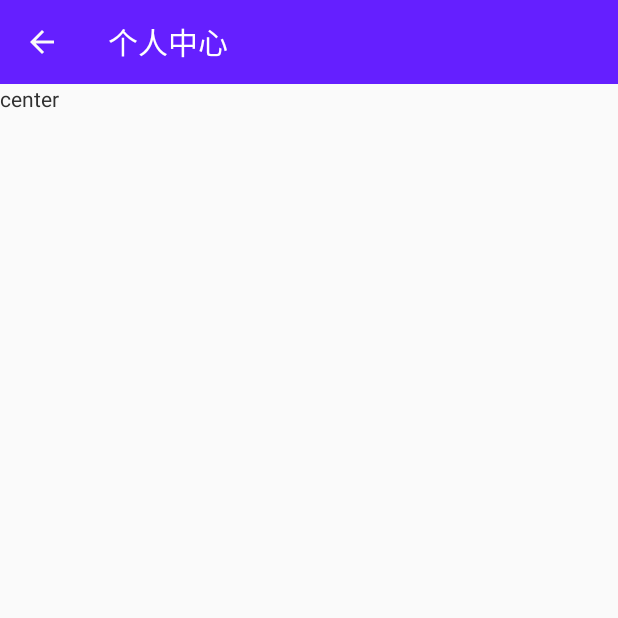
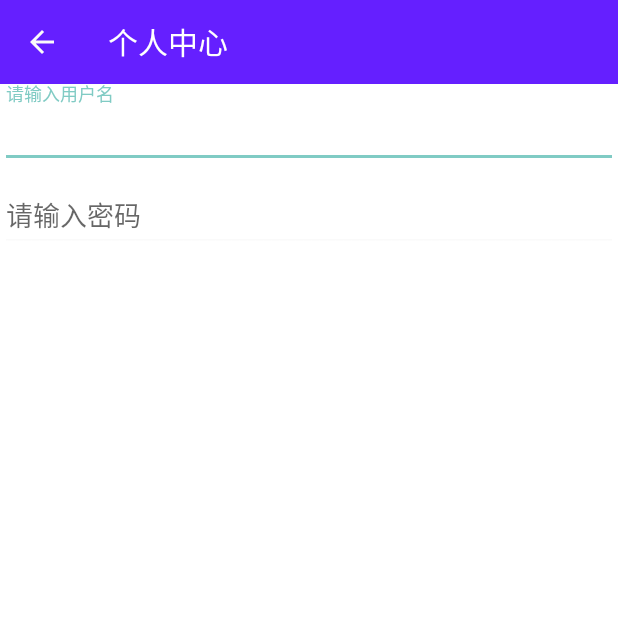
Before and after one commit to whilu/GHouse, an Android app: the CenterActivity screen opened directly, with no data from a screen before it, on a phone screen of 412 x 824 dp, the top half of it. Run offline under Robolectric (Android 15) with nearby library versions, the phone set to English and light mode, and no system bars.

Commit message:
small changes

```diff
--- a/app/src/main/java/co/lujun/ghouse/ui/CenterActivity.java
+++ b/app/src/main/java/co/lujun/ghouse/ui/CenterActivity.java
@@ -1,8 +1,10 @@
 package co.lujun.ghouse.ui;
 
 import android.os.Bundle;
+import android.support.design.widget.TextInputLayout;
 import android.support.v7.widget.Toolbar;
 import android.view.MenuItem;
+import android.widget.EditText;
 
 import co.lujun.ghouse.R;
 import co.lujun.ghouse.ui.widget.SlidingActivity;
@@ -26,6 +28,14 @@ public class CenterActivity extends SlidingActivity {
         setTitle(getString(R.string.action_center));
         setSupportActionBar(mToolbar);
         getSupportActionBar().setDisplayHomeAsUpEnabled(true);
+
+        TextInputLayout textInputLayout = (TextInputLayout) findViewById(R.id.til_uname);
+        EditText editText = textInputLayout.getEditText();
+        textInputLayout.setHint("请输入用户名");
+
+        TextInputLayout textInputLayout2 = (TextInputLayout) findViewById(R.id.til_pwd);
+        EditText editText2 = textInputLayout2.getEditText();
+        textInputLayout2.setHint("请输入密码");
     }
 
     @Override
--- a/app/src/main/res/layout/activity_add_todo.xml
+++ b/app/src/main/res/layout/activity_add_todo.xml
@@ -2,6 +2,7 @@
 <LinearLayout xmlns:android="http://schemas.android.com/apk/res/android"
     android:layout_width="match_parent"
     android:layout_height="match_parent"
+    android:background="@android:color/white"
     android:orientation="vertical">
 
     <android.support.v7.widget.Toolbar
--- a/app/src/main/res/layout/activity_center.xml
+++ b/app/src/main/res/layout/activity_center.xml
@@ -2,6 +2,7 @@
 <LinearLayout xmlns:android="http://schemas.android.com/apk/res/android"
     android:layout_width="match_parent"
     android:layout_height="match_parent"
+    android:background="@android:color/white"
     android:orientation="vertical">
 
     <android.support.v7.widget.Toolbar
@@ -12,8 +13,26 @@
         android:minHeight="?attr/actionBarSize"
         android:title="@string/action_center" />
 
-    <TextView
-        android:layout_width="wrap_content"
-        android:layout_height="wrap_content"
-        android:text="center" />
+    <android.support.design.widget.TextInputLayout
+        android:id="@+id/til_uname"
+        android:layout_width="match_parent"
+        android:layout_height="wrap_content">
+
+        <EditText
+            android:layout_width="match_parent"
+            android:layout_height="wrap_content"
+            android:textColor="@color/deep_gray" />
+    </android.support.design.widget.TextInputLayout>
+
+    <android.support.design.widget.TextInputLayout
+        android:id="@+id/til_pwd"
+        android:layout_width="match_parent"
+        android:layout_height="wrap_content">
+
+        <EditText
+            android:layout_width="match_parent"
+            android:layout_height="wrap_content"
+            android:inputType="textPassword"
+            android:textColor="@color/deep_gray" />
+    </android.support.design.widget.TextInputLayout>
 </LinearLayout>
--- a/app/src/main/res/layout/activity_login.xml
+++ b/app/src/main/res/layout/activity_login.xml
@@ -2,6 +2,7 @@
 <LinearLayout xmlns:android="http://schemas.android.com/apk/res/android"
     android:layout_width="match_parent"
     android:layout_height="match_parent"
+    android:background="@android:color/white"
     android:orientation="vertical">
 
 </LinearLayout>
--- a/app/src/main/res/layout/activity_splash.xml
+++ b/app/src/main/res/layout/activity_splash.xml
@@ -1,6 +1,8 @@
 <?xml version="1.0" encoding="utf-8"?>
 <LinearLayout xmlns:android="http://schemas.android.com/apk/res/android"
-    android:orientation="vertical" android:layout_width="match_parent"
-    android:layout_height="match_parent">
+    android:layout_width="match_parent"
+    android:layout_height="match_parent"
+    android:background="@android:color/white"
+    android:orientation="vertical">
 
 </LinearLayout>
--- a/app/src/main/res/layout/fragment_home.xml
+++ b/app/src/main/res/layout/fragment_home.xml
@@ -2,6 +2,7 @@
 <LinearLayout xmlns:android="http://schemas.android.com/apk/res/android"
     android:layout_width="match_parent"
     android:layout_height="match_parent"
+    android:background="@android:color/white"
     android:orientation="vertical">
 
     <android.support.v4.widget.SwipeRefreshLayout
--- a/app/src/main/res/layout/fragment_todo.xml
+++ b/app/src/main/res/layout/fragment_todo.xml
@@ -2,6 +2,7 @@
 <LinearLayout xmlns:android="http://schemas.android.com/apk/res/android"
     android:layout_width="match_parent"
     android:layout_height="match_parent"
+    android:background="@android:color/white"
     android:orientation="vertical">
 
     <android.support.v4.widget.SwipeRefreshLayout
--- a/app/src/main/res/layout/view_bill_item.xml
+++ b/app/src/main/res/layout/view_bill_item.xml
@@ -52,7 +52,7 @@
             android:id="@+id/ll_bi"
             android:layout_width="match_parent"
             android:layout_height="match_parent"
-            android:background="@color/white"
+            android:background="@android:color/white"
             android:clickable="true"
             android:elevation="5dp"
             android:orientation="vertical">
@@ -73,7 +73,7 @@
                     android:background="@drawable/red_circle"
                     android:gravity="center"
                     android:text="T"
-                    android:textColor="@color/white"
+                    android:textColor="@android:color/white"
                     android:textSize="20sp"
                     android:textStyle="bold" />
 
--- a/app/src/main/res/layout/view_rv_footer.xml
+++ b/app/src/main/res/layout/view_rv_footer.xml
@@ -2,7 +2,7 @@
 <LinearLayout xmlns:android="http://schemas.android.com/apk/res/android"
     android:layout_width="match_parent"
     android:layout_height="45dp"
-    android:background="@color/white"
+    android:background="@android:color/white"
     android:gravity="center"
     android:orientation="vertical">
 
--- a/app/src/main/res/values/colors.xml
+++ b/app/src/main/res/values/colors.xml
@@ -3,7 +3,6 @@
     <color name="theme_primary">#ff651fff</color>
     <color name="theme_primary_dark">#ff4d18c2</color>
     <color name="colorAccent">#ff18b000</color>
-    <color name="white">#ffffffff</color>
     <color name="black">#ff000000</color>
     <color name="gray">#ffeeeeee</color>
     <color name="deep_gray">#ff666666</color>
--- a/app/src/main/res/values/themes.xml
+++ b/app/src/main/res/values/themes.xml
@@ -25,10 +25,11 @@
         <!--Window color-->
         <item name="android:windowBackground">@color/background_material_light</item>
         <!--菜单item文字颜色-->
-        <item name="android:textColor">@color/background_material_dark</item>
+        <item name="android:textColor">@color/button_material_dark</item>
 
         <!--up icon另一种模式-->
         <item name="drawerArrowStyle">@style/AppTheme.TwoDrawerArrowStyle</item>
+
     </style>
 
     <!--navigation drarwer另一种风格-->
```
Also changed, not shown: app/src/main/java/co/lujun/ghouse/ui/adapter/BillAdapter.java (+10 -1 lines), app/src/main/res/layout/activity_main.xml (+6 -3 lines).
